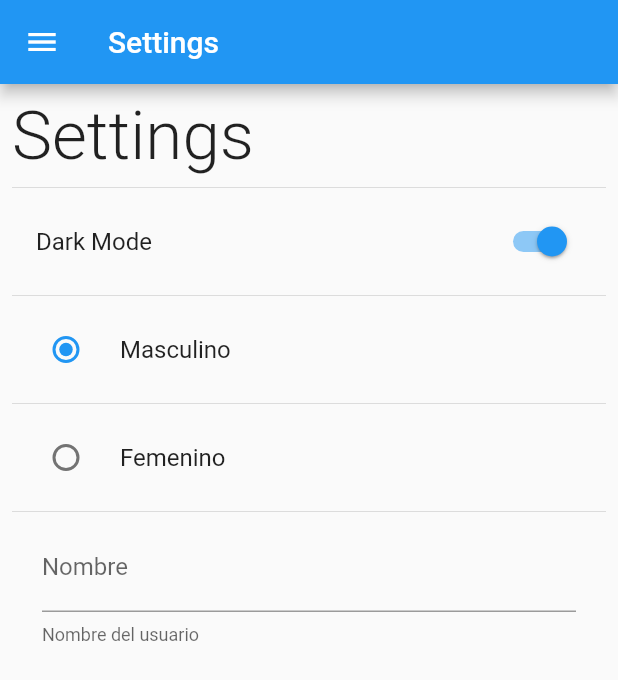
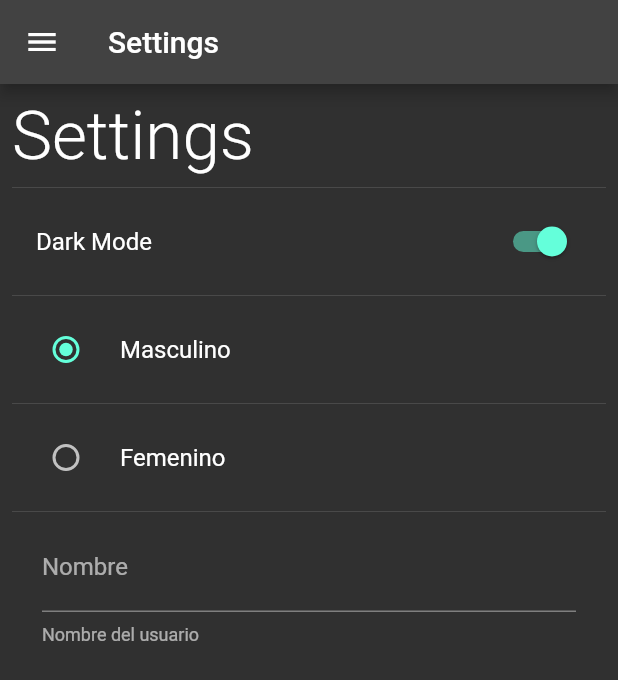
Before and after one commit to aydin-due/preferences_app, a Flutter app: the SettingsScreen screen opened by its route, after a tap on "Dark Mode", on a phone screen of 412 x 824 dp. Shown: the top 680 px of the screen. Run offline on Flutter 3.47's test engine with Material 2 defaults, Android fonts, the phone set to English and light mode, and no system bars; our stand-ins replace shared_preferences; accounts and stored records are empty.

Commit message:
change theme w/ provider

```diff
--- /dev/null
+++ b/lib/providers/theme_provider.dart
@@ -0,0 +1,17 @@
+import 'package:flutter/material.dart';
+
+class ThemeProvider extends ChangeNotifier{
+  ThemeData currentTheme;
+
+  ThemeProvider({required bool isDarkMode}) : currentTheme = isDarkMode ? ThemeData.dark() : ThemeData.light();
+
+  setLightMode() {
+    currentTheme = ThemeData.light();
+    notifyListeners();
+  }
+
+  setDarkMode() {
+    currentTheme = ThemeData.dark();
+    notifyListeners();
+  }
+}
--- a/lib/screens/settings_screen.dart
+++ b/lib/screens/settings_screen.dart
@@ -1,6 +1,8 @@
 import 'package:flutter/material.dart';
+import 'package:preferences_app/providers/theme_provider.dart';
 import 'package:preferences_app/shared_preferences/preferences.dart';
 import 'package:preferences_app/widgets/widgets.dart';
+import 'package:provider/provider.dart';
 
 class SettingsScreen extends StatefulWidget {
   const SettingsScreen({Key? key}) : super(key: key);
@@ -30,6 +32,8 @@ class _SettingsScreenState extends State<SettingsScreen> {
                   value: Preferences.isDarkMode,
                   onChanged: (value) {
                     Preferences.isDarkMode = value;
+                    final themeProvider = Provider.of<ThemeProvider>(context, listen: false);
+                    value ? themeProvider.setDarkMode() : themeProvider.setLightMode();
                     setState(() {});
                   }),
               const Divider(),
```
Also changed, not shown: lib/main.dart (+9 -2 lines).
